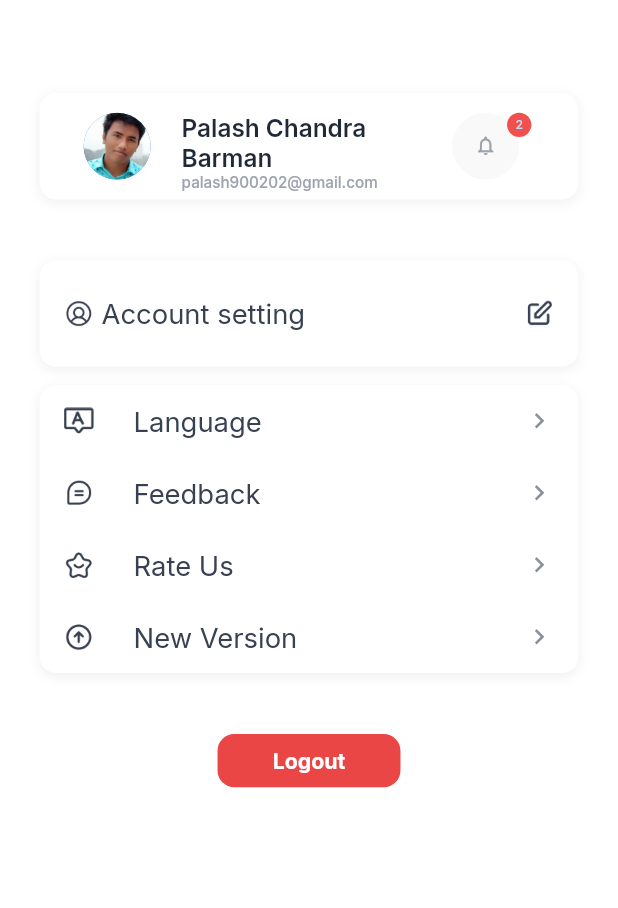
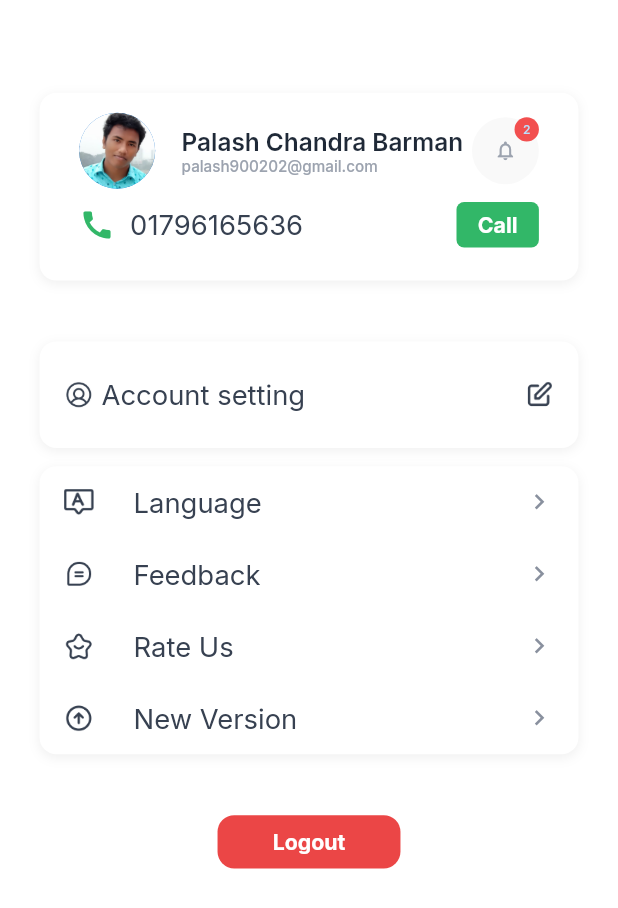
Before and after one commit to palash-barman/Flutter-UI-Design-Task, a Flutter app: the ProfileScreen screen opened directly, on a phone screen of 412 x 824 dp. Shown: the top 908 px of the screen. Run offline on Flutter 3.47's test engine with Material 2 defaults, Android fonts, the phone set to English and light mode, and no system bars; our stand-ins replace carousel_slider, flutter_screenutil, get, shared_preferences; accounts and stored records are empty.

Commit message:
The problem has been solved

```diff
--- a/lib/screen/Profile/profile.dart
+++ b/lib/screen/Profile/profile.dart
@@ -6,6 +6,7 @@ import 'package:flutter_ui_design_task/utilities/custom_padding.dart';
 import 'package:flutter_ui_design_task/utilities/icons.dart';
 import 'package:flutter_ui_design_task/utilities/images.dart';
 import 'package:flutter_ui_design_task/utilities/text_style.dart';
+import 'package:url_launcher/url_launcher.dart';
 
 class ProfileScreen extends StatelessWidget {
   const ProfileScreen({super.key});
@@ -20,7 +21,7 @@ class ProfileScreen extends StatelessWidget {
             children: [
               const SizedPad(size: 61),
               Container(
-                height: 70.h,
+
                 width: double.infinity,
                 padding: EdgeInsets.symmetric(horizontal: 24.w, vertical: 13.h),
                 decoration: BoxDecoration(
@@ -32,7 +33,9 @@ class ProfileScreen extends StatelessWidget {
                           blurRadius: 6,
                           offset: const Offset(0, 2))
                     ]),
-                child: Row(
+                child: Column(
+                  children: [
+                    Row(
                       children: [
                         CircleAvatar(
                           radius: 25.r,
@@ -50,13 +53,14 @@ class ProfileScreen extends StatelessWidget {
                               "Palash Chandra Barman",
                               style: CustomTextStyle.h4(
                                   fontWeight: FontWeight.w600,
-                              color: AppColors.headerTextColor),
+                                  color: AppColors.headerTextColor),maxLines: 1,overflow: TextOverflow.ellipsis,
                             ),
                             Text(
                               "palash900202@gmail.com",
                               style: CustomTextStyle.h6(
                                   fontWeight: FontWeight.w500,
                                   color: AppColors.greyTextColor),
+                                  maxLines: 1,overflow: TextOverflow.ellipsis
                             ),
                           ],
                         )),
@@ -64,7 +68,7 @@ class ProfileScreen extends StatelessWidget {
                           alignment: Alignment.topRight,
                           children: [
                             CircleAvatar(
-                            radius: 35.r,
+                                radius: 22.r,
                                 backgroundColor: const Color(0xFFF9F9F9),
                                 child: Icon(
                                   Icons.notifications_outlined,
@@ -72,7 +76,7 @@ class ProfileScreen extends StatelessWidget {
                                   size: 15.r,
                                 )),
                             Positioned(
-                            right: 5,
+
                                 child: CircleAvatar(
                                   backgroundColor: const Color(0xFFF24F4F),
                                   radius: 8.r,
@@ -84,6 +88,33 @@ class ProfileScreen extends StatelessWidget {
                                 ))
                           ],
                         )
+                      ],
+                    ),
+
+                    ListTile(
+                      dense: true,
+                      minVerticalPadding: 0,
+                      horizontalTitleGap: 10,
+                      contentPadding: EdgeInsets.zero,
+                      minLeadingWidth: 0,
+                      leading: Icon(Icons.call,color: AppColors.mainColor,),
+                      title: Text("01796165636",style:CustomTextStyle.customSize(
+            size: 18.sp, color: const Color(0xFF374151)),),
+            trailing: CustomButton(text: "Call", ontap: ()async{
+
+              Uri url=Uri(scheme: "tel",path: "01796165636");
+              if(await canLaunchUrl(url)){
+
+                await launchUrl(url);
+
+              }else{
+                print("Cann't launch this url");
+              }
+
+
+            },height: 30.h,width: 50.w,radius: 5.r,),
+                    )
+
                   ],
                 ),
               ),
--- a/pubspec.yaml
+++ b/pubspec.yaml
@@ -39,6 +39,7 @@ dependencies:
   flutter_screenutil: ^5.7.0
   carousel_slider: ^4.2.1
   shared_preferences: ^2.0.18
+  url_launcher: ^6.1.10
 
 
 dev_dependencies:
```
Also changed, not shown: pubspec.lock, 7 other files. Lines whose indentation alone changed are shown as unchanged.
